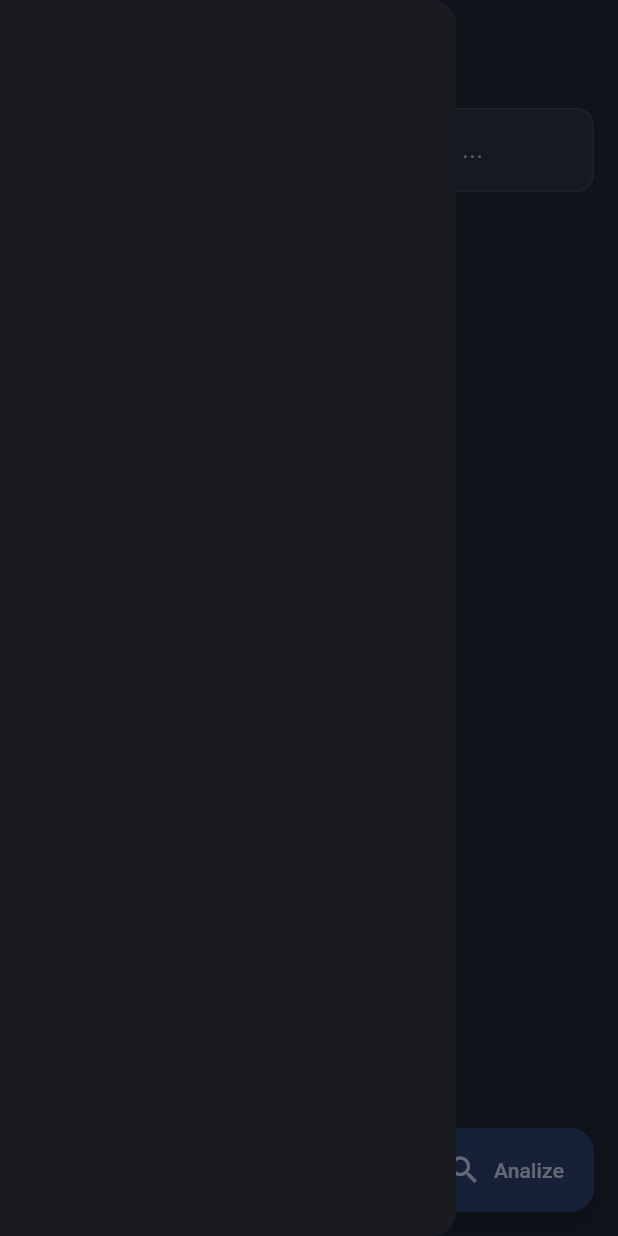
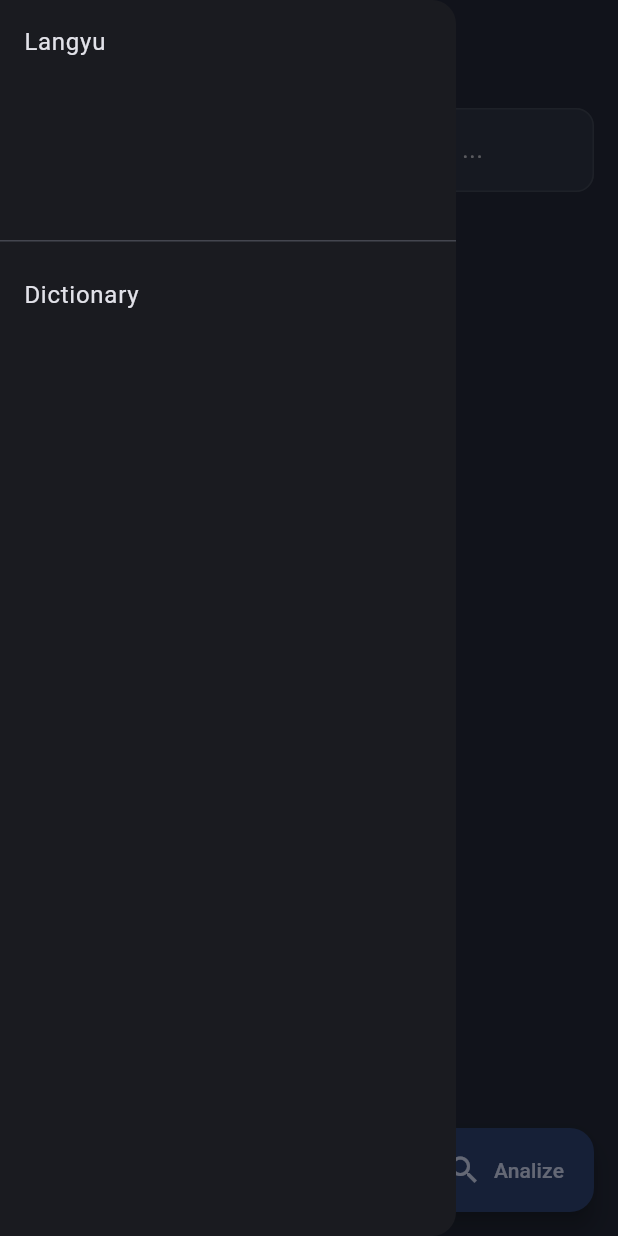
Before and after one commit to DanielePedrazzoli/langyu, a Flutter app: the screen it shows after launch, with the side drawer open, on a phone screen of 412 x 824 dp. Run offline on Flutter 3.47's test engine with Material 3 defaults, Android fonts, the phone set to English and light mode, and no system bars; our stand-ins replace flutter_spinkit, google_fonts; missing offline and left inert: navi_text_analizer_package.

Commit message:
Added a new page for kwoning information about dictionary

```diff
--- a/lib/routes/home/mobile_home.dart
+++ b/lib/routes/home/mobile_home.dart
@@ -1,5 +1,5 @@
 import 'package:flutter/material.dart';
-import 'package:flutter_spinkit/flutter_spinkit.dart';
+import 'package:langyu/routes/dictionary_page/dictionary_page.dart';
 import 'package:langyu/routes/results_page/result_page.dart';
 import 'package:navi_text_analizer_package/navi_text_analizer.dart';
 
@@ -38,7 +38,20 @@ class _MobileHomeState extends State<MobileHome> {
   Widget build(BuildContext context) {
     return Scaffold(
       appBar: AppBar(title: Text("Langyu", style: Theme.of(context).textTheme.headlineMedium), centerTitle: true),
-      drawer: Drawer(),
+      drawer: Drawer(
+        child: ListView(
+          padding: EdgeInsets.zero,
+          children: <Widget>[
+            DrawerHeader(child: Text("Langyu")),
+            ListTile(
+              title: Text("Dictionary"),
+              onTap: () {
+                Navigator.push(context, MaterialPageRoute(builder: (context) => DictionaryPage()));
+              },
+            ),
+          ],
+        ),
+      ),
       floatingActionButton: FloatingActionButton.extended(
         onPressed: () => onSubmit(controller.text),
         label: Text("Analize"),
```
Also changed, not shown: lib/routes/dictionary_page/dictionary_page.dart (added, +32 -0 lines).
